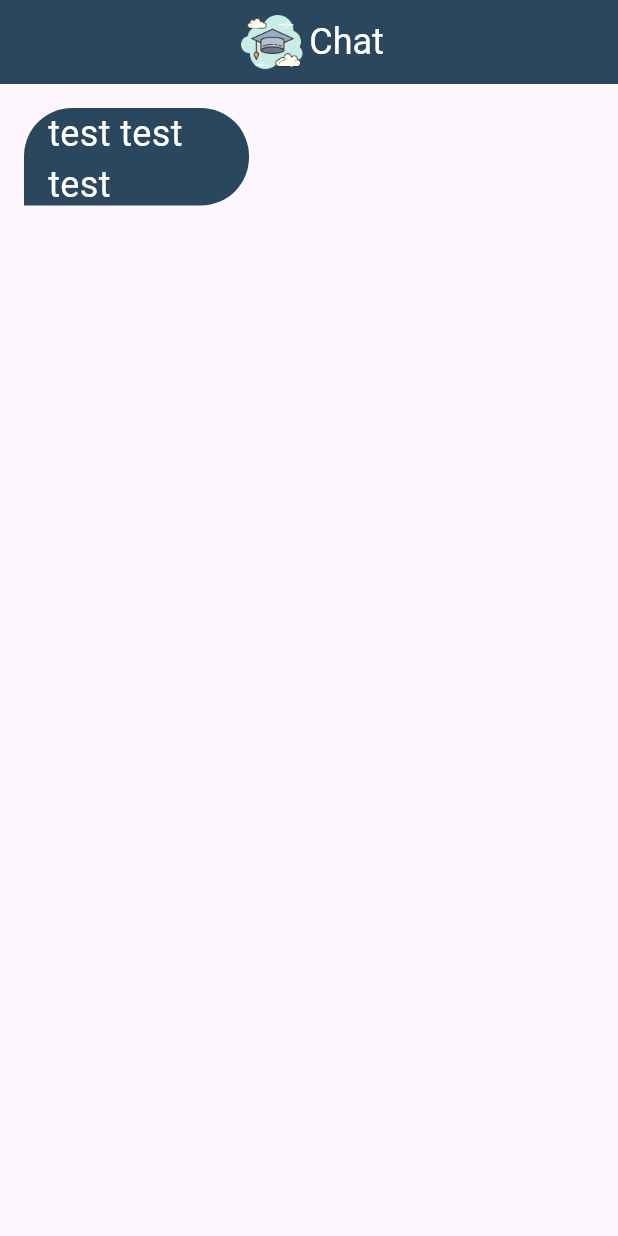
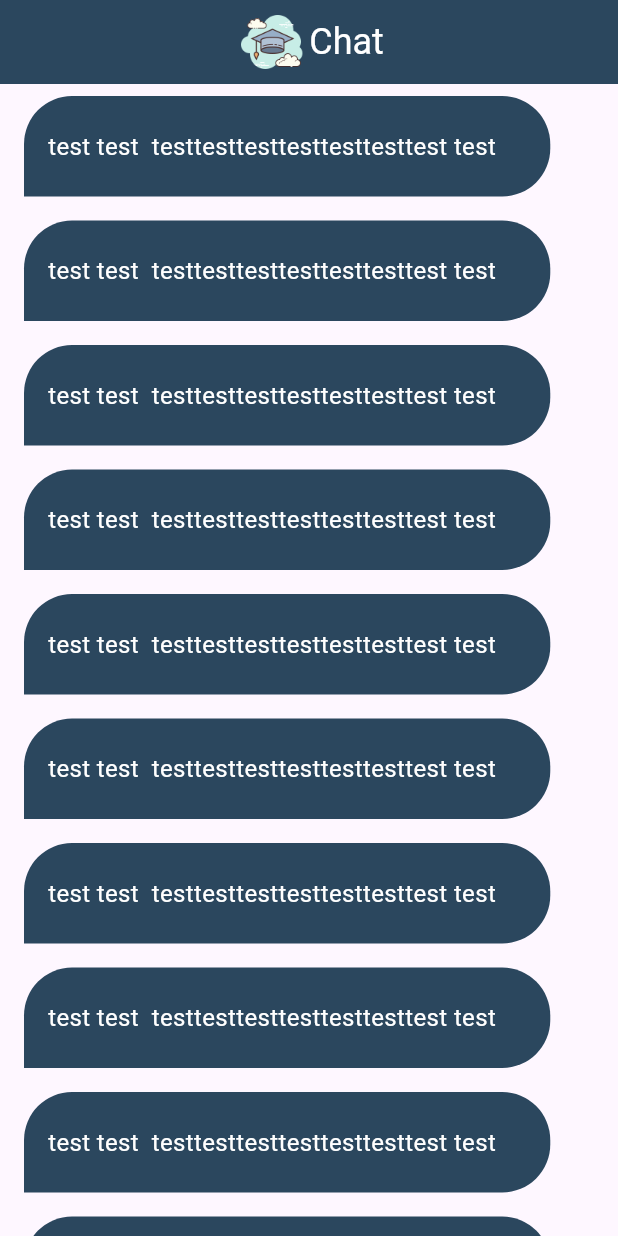
Before and after one commit to mahabdo571/scholar_chat, a Flutter app: the ChatPage screen opened by its route, on a phone screen of 412 x 824 dp. Run offline on Flutter 3.47's test engine with Material 3 defaults, Android fonts, the phone set to English and light mode, and no system bars; our stand-ins replace firebase_auth, firebase_core, modal_progress_hud_nsn; accounts and stored records are empty.

Commit message:
Refactor ChatPage to use ListView for displaying multiple ChatBuble widgets; update ChatBuble layout for improved styling.

```diff
--- a/lib/pages/chat_page.dart
+++ b/lib/pages/chat_page.dart
@@ -23,7 +23,12 @@ class ChatPage extends StatelessWidget {
         automaticallyImplyLeading: false,
       ),
 
-      body: ChatBuble(),
+      body: ListView.builder(
+        itemCount: 44,
+        itemBuilder: (ctx, i) {
+          return ChatBuble();
+        },
+      ),
     );
   }
 }
--- a/lib/widgets/chat_buble.dart
+++ b/lib/widgets/chat_buble.dart
@@ -2,18 +2,15 @@ import 'package:flutter/material.dart';
 import 'package:scholar_chat/constants.dart';
 
 class ChatBuble extends StatelessWidget {
-  const ChatBuble({
-    super.key,
-  });
+  const ChatBuble({super.key});
 
   @override
   Widget build(BuildContext context) {
-    return Container(
-      height: 65,
-      width: 150,
+    return Align(
       alignment: Alignment.centerLeft,
-      padding: EdgeInsets.only(left: 16),
-      margin: EdgeInsets.all(16),
+      child: Container(
+        padding: EdgeInsets.only(left: 16, top: 22, bottom: 22, right: 32),
+        margin: EdgeInsets.symmetric(horizontal: 16, vertical: 8),
         decoration: BoxDecoration(
           color: kPrimaryColor,
           borderRadius: BorderRadius.only(
@@ -23,8 +20,9 @@ class ChatBuble extends StatelessWidget {
           ),
         ),
         child: Text(
-        "test test test ",
-        style: TextStyle(color: Colors.white, fontSize: 24),
+          "test test  testtesttesttesttesttesttest test ",
+          style: TextStyle(color: Colors.white, fontSize: 16),
+        ),
       ),
     );
   }
```
Lines whose indentation alone changed are shown as unchanged.
